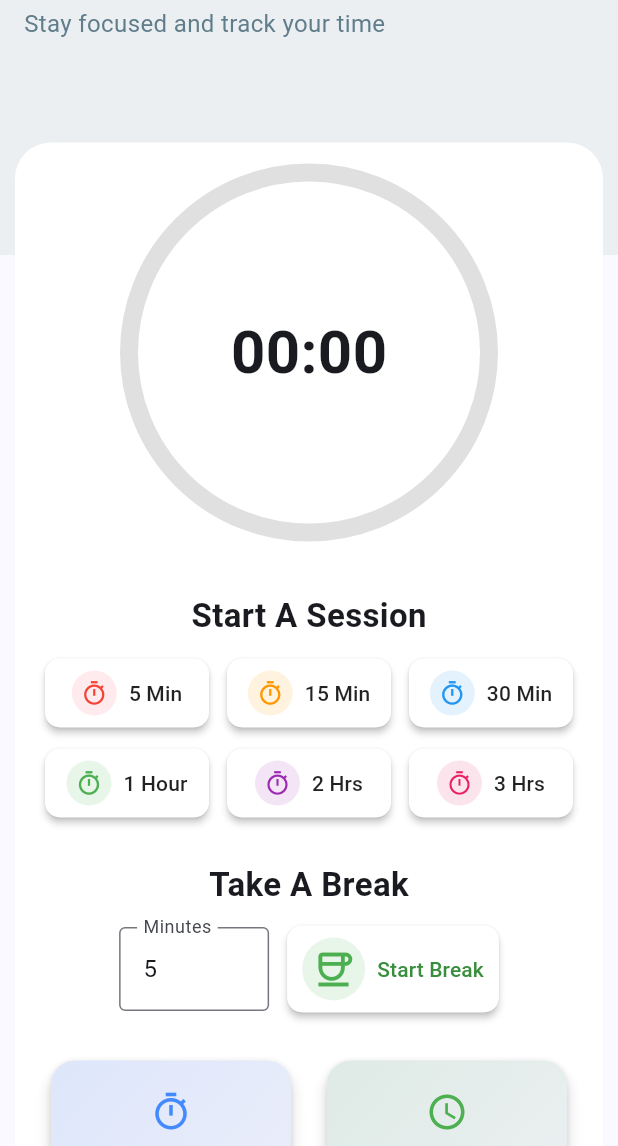
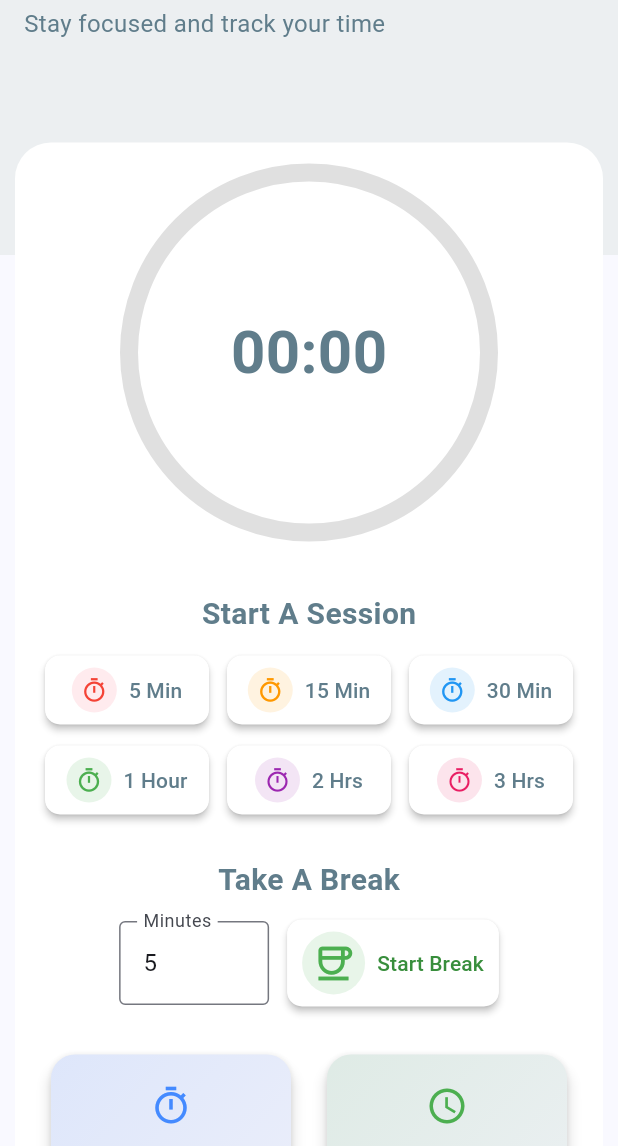
Before and after one commit to kibriahq/focus-session, a Flutter app: the screen it shows after launch, on a phone screen of 412 x 824 dp, the part 90-1236 px from its top. Run offline on Flutter 3.47's test engine with Material 3 defaults, Android fonts, the phone set to English and light mode, and no system bars; our stand-ins replace audioplayers, shared_preferences.

Commit message:
make some ui improvements

```diff
--- a/lib/main.dart
+++ b/lib/main.dart
@@ -272,8 +272,7 @@ class _FocusHomePageState extends State<FocusHomePage>
   void _stop() {
     _runId++;
     int actualRunSeconds = _accumulatedRunSeconds;
-    if (_phase == TimerPhase.running &&
-        _runStartTime != null) {
+    if (_phase == TimerPhase.running && _runStartTime != null) {
       final ran = DateTime.now().difference(_runStartTime!).inSeconds;
       if (ran > 0) actualRunSeconds += ran;
     }
@@ -299,12 +298,14 @@ class _FocusHomePageState extends State<FocusHomePage>
     if (_completing) return;
     _completing = true;
     _runId++;
-    final totalRun = _accumulatedRunSeconds +
+    final totalRun =
+        _accumulatedRunSeconds +
         (_phase == TimerPhase.running && _runStartTime != null
             ? DateTime.now().difference(_runStartTime!).inSeconds
             : 0);
-    final focusToAdd =
-        totalRun >= _totalDuration ? _totalDuration : totalRun + 1;
+    final focusToAdd = totalRun >= _totalDuration
+        ? _totalDuration
+        : totalRun + 1;
     if (!_isBreak && focusToAdd > 0) {
       _addFocusSeconds(focusToAdd);
     }
@@ -379,7 +380,7 @@ class _FocusHomePageState extends State<FocusHomePage>
             backgroundColor: Colors.grey.shade300,
             strokeCap: StrokeCap.round,
             valueColor: AlwaysStoppedAnimation<Color>(
-              _isBreak ? Colors.green : Colors.blueAccent,
+              _isBreak ? Colors.green : Colors.blueGrey,
             ),
           ),
         ),
@@ -388,7 +389,11 @@ class _FocusHomePageState extends State<FocusHomePage>
           children: [
             Text(
               isActive ? _formatTime(_remaining) : '00:00',
-              style: const TextStyle(fontSize: 40, fontWeight: FontWeight.bold),
+              style: const TextStyle(
+                fontSize: 40,
+                fontWeight: FontWeight.bold,
+                color: Colors.blueGrey,
+              ),
             ),
             if (isActive)
               Text(
@@ -454,7 +459,7 @@ class _FocusHomePageState extends State<FocusHomePage>
             child: Icon(Icons.timer_outlined, color: color[500], size: 18),
           ),
           const SizedBox(width: 8),
-          Text(label),
+          Text(label, style: const TextStyle(color: Colors.blueGrey)),
         ],
       ),
     );
@@ -519,11 +524,15 @@ class _FocusHomePageState extends State<FocusHomePage>
                       const SizedBox(height: 16),
                       _buildTimerControls(),
                       const SizedBox(height: 24),
-                      const Text(
+                      Align(
+                        alignment: Alignment.center,
+                        child: const Text(
                           'Start A Session',
                           style: TextStyle(
-                          fontSize: 22,
+                            fontSize: 20,
                             fontWeight: FontWeight.bold,
+                            color: Colors.blueGrey,
+                          ),
                         ),
                       ),
                       const SizedBox(height: 12),
@@ -583,11 +592,15 @@ class _FocusHomePageState extends State<FocusHomePage>
                         ],
                       ),
                       const SizedBox(height: 28),
-                      const Text(
+                      Align(
+                        alignment: Alignment.center,
+                        child: const Text(
                           'Take A Break',
                           style: TextStyle(
-                          fontSize: 22,
+                            fontSize: 20,
                             fontWeight: FontWeight.bold,
+                            color: Colors.blueGrey,
+                          ),
                         ),
                       ),
                       const SizedBox(height: 12),
@@ -641,9 +654,7 @@ class _FocusHomePageState extends State<FocusHomePage>
                             ),
                             label: Text(
                               'Start Break',
-                              style: TextStyle(
-                                color: Colors.green[700]
-                              ),
+                              style: TextStyle(color: Colors.green[700]),
                             ),
                           ),
                         ],
```
Lines whose indentation alone changed are shown as unchanged.
